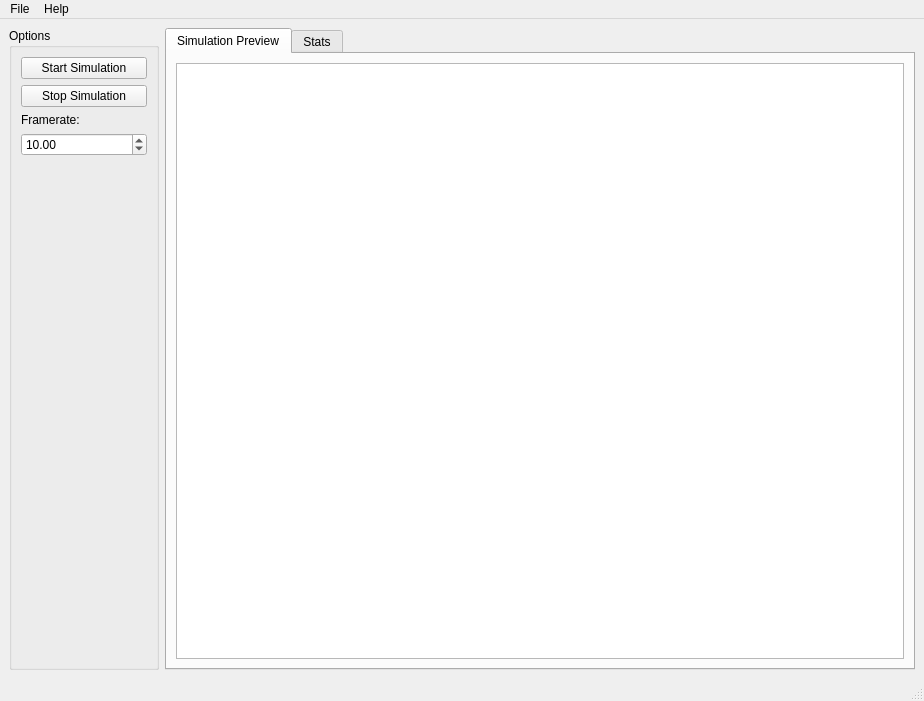
Old version of the form mainwindow.ui in the repository Kamilcuk/Anthill.
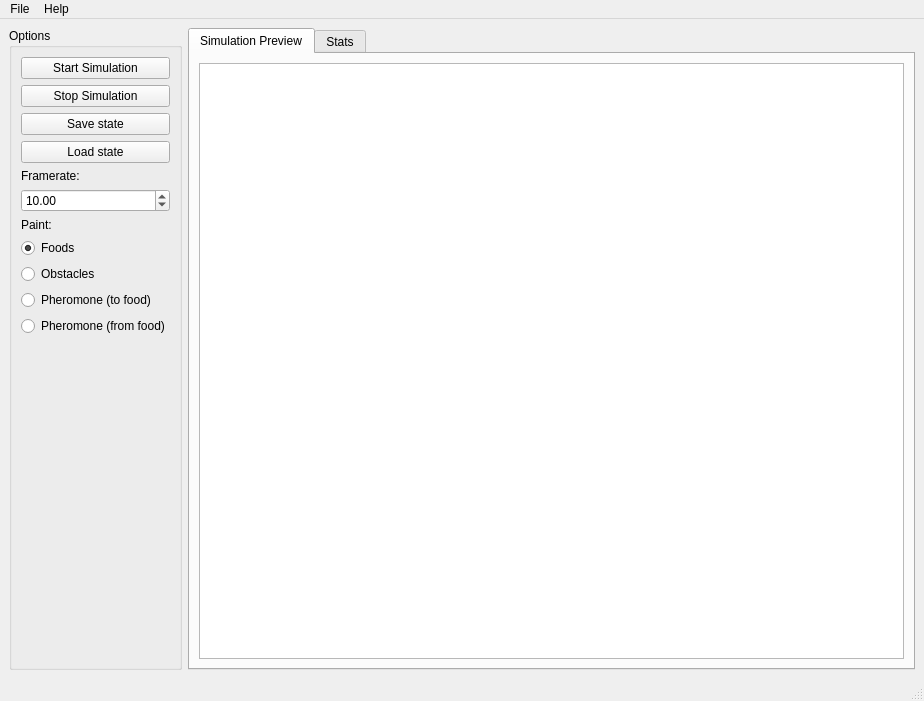
New version of the form. The open tabs and pages were chosen to show the change.

Commit message: Fixed gui crashing qtcreator

Diff of the .ui file:
```diff
--- a/mainwindow.ui
+++ b/mainwindow.ui
@@ -41,6 +41,20 @@
          </property>
         </widget>
        </item>
+       <item>
+        <widget class="QPushButton" name="saveStateButton">
+         <property name="text">
+          <string>Save state</string>
+         </property>
+        </widget>
+       </item>
+       <item>
+        <widget class="QPushButton" name="loadStateButton">
+         <property name="text">
+          <string>Load state</string>
+         </property>
+        </widget>
+       </item>
        <item>
         <widget class="QLabel" name="label_2">
          <property name="text">
@@ -58,6 +72,56 @@
          </property>
         </widget>
        </item>
+       <item>
+        <widget class="QLabel" name="label_3">
+         <property name="text">
+          <string>Paint:</string>
+         </property>
+        </widget>
+       </item>
+       <item>
+        <widget class="QRadioButton" name="radioButton">
+         <property name="text">
+          <string>Foods</string>
+         </property>
+         <property name="checked">
+          <bool>true</bool>
+         </property>
+         <attribute name="buttonGroup">
+          <string notr="true">painterButtonGroup</string>
+         </attribute>
+        </widget>
+       </item>
+       <item>
+        <widget class="QRadioButton" name="radioButton_2">
+         <property name="text">
+          <string>Obstacles</string>
+         </property>
+         <attribute name="buttonGroup">
+          <string notr="true">painterButtonGroup</string>
+         </attribute>
+        </widget>
+       </item>
+       <item>
+        <widget class="QRadioButton" name="radioButton_3">
+         <property name="text">
+          <string>Pheromone (to food)</string>
+         </property>
+         <attribute name="buttonGroup">
+          <string notr="true">painterButtonGroup</string>
+         </attribute>
+        </widget>
+       </item>
+       <item>
+        <widget class="QRadioButton" name="radioButton_4">
+         <property name="text">
+          <string>Pheromone (from food)</string>
+         </property>
+         <attribute name="buttonGroup">
+          <string notr="true">painterButtonGroup</string>
+         </attribute>
+        </widget>
+       </item>
        <item>
         <spacer name="verticalSpacer">
          <property name="orientation">
```
Left out of the diff: 7 changed lines with no effect on the pictures. The commit also changes 2 other files.
